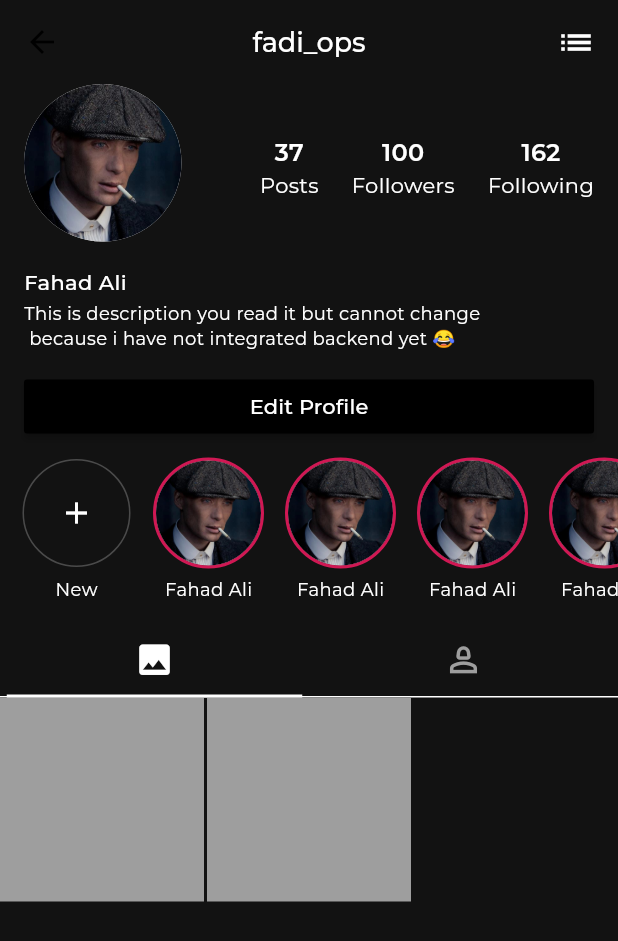
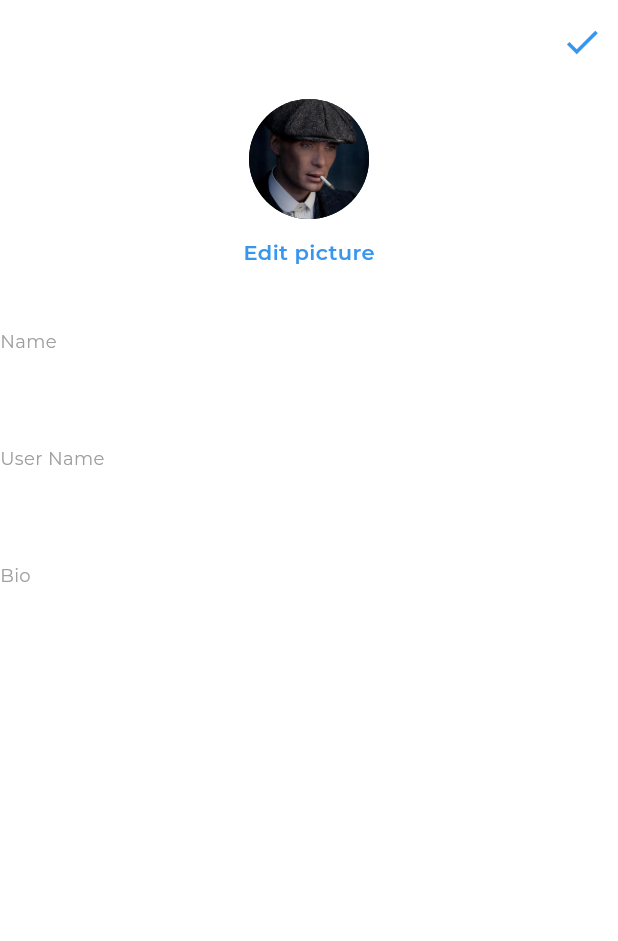
Before and after one commit to fadi-flutter/Instagram-Clone, a Flutter app: the ProfileScreen screen opened directly, after a tap on "Edit Profile", on a phone screen of 412 x 824 dp. Shown: the top 941 px of the screen. Run offline on Flutter 3.47's test engine with Material 2 defaults, Android fonts, the phone set to English and light mode, and no system bars; our stand-ins replace firebase_core, google_fonts; accounts and stored records are empty.

Commit message:
UI completed

```diff
--- a/lib/auth/screens/login_screen.dart
+++ b/lib/auth/screens/login_screen.dart
@@ -1,7 +1,7 @@
 import 'package:flutter/material.dart';
 import 'package:instagram_clone/auth/screens/forgot_password.dart';
 import 'package:instagram_clone/auth/screens/signup_screen.dart';
-import 'package:instagram_clone/dashboard/dashboard.dart';
+import 'package:instagram_clone/dashboard/profile/screens/create_profile.dart';
 import 'package:instagram_clone/utils/app_colors.dart';
 import 'package:instagram_clone/utils/app_textstyle.dart';
 import 'package:instagram_clone/utils/functions.dart';
@@ -67,7 +67,7 @@ class LoginScreen extends StatelessWidget {
                     Navigator.push(
                       context,
                       MaterialPageRoute(
-                          builder: (context) => const Dashboard()),
+                          builder: (context) => const CreateProfile()),
                     );
                   },
                   text: 'Log in',
--- a/lib/dashboard/dashboard.dart
+++ b/lib/dashboard/dashboard.dart
@@ -1,5 +1,6 @@
 import 'package:flutter/material.dart';
 import 'package:flutter/services.dart';
+import 'package:instagram_clone/dashboard/createpost/screens/create_post.dart';
 import 'package:instagram_clone/dashboard/home/screens/home_screen.dart';
 import 'package:instagram_clone/dashboard/notifications/screens/notifications_screen.dart';
 import 'package:instagram_clone/dashboard/profile/screens/profile_screen.dart';
@@ -19,7 +20,7 @@ class _DashboardState extends State<Dashboard> {
   List pages = [
     const HomeScreen(),
     const SearchScreen(),
-    const HomeScreen(),
+    const CreatePost(),
     const NotificationsScreen(),
     const ProfileScreen(),
   ];
--- a/lib/dashboard/notifications/screens/notifications_screen.dart
+++ b/lib/dashboard/notifications/screens/notifications_screen.dart
@@ -10,6 +10,10 @@ class NotificationsScreen extends StatelessWidget {
   Widget build(BuildContext context) {
     return Scaffold(
       appBar: AppBar(
+        leading: BackButton(
+          onPressed: () {},
+          color: AppColors.darkGrey,
+        ),
         backgroundColor: AppColors.darkGrey,
         title: Text(
           'Notifications',
--- /dev/null
+++ b/lib/dashboard/profile/components/edit_text_field.dart
@@ -0,0 +1,42 @@
+import 'package:flutter/material.dart';
+import 'package:instagram_clone/utils/app_colors.dart';
+import 'package:instagram_clone/utils/app_textstyle.dart';
+
+class EditTextField extends StatelessWidget {
+  const EditTextField({
+    super.key,
+    required this.text,
+  });
+  final String text;
+  @override
+  Widget build(BuildContext context) {
+    return Padding(
+      padding: const EdgeInsets.only(top: 16),
+      child: Column(
+        crossAxisAlignment: CrossAxisAlignment.start,
+        children: [
+          Text(
+            text,
+            style: AppTextStyle.regularBlack12.copyWith(color: AppColors.grey),
+          ),
+          SizedBox(
+            height: 45,
+            child: TextField(
+              cursorColor: AppColors.white,
+              style: AppTextStyle.mediumWhite14,
+              decoration: const InputDecoration(
+                contentPadding: EdgeInsets.only(bottom: 5, left: 5, right: 5),
+                enabledBorder: UnderlineInputBorder(
+                  borderSide: BorderSide(color: Colors.white),
+                ),
+                focusedBorder: UnderlineInputBorder(
+                  borderSide: BorderSide(color: Colors.white),
+                ),
+              ),
+            ),
+          ),
+        ],
+      ),
+    );
+  }
+}
--- a/lib/dashboard/profile/components/profile_widget.dart
+++ b/lib/dashboard/profile/components/profile_widget.dart
@@ -1,4 +1,5 @@
 import 'package:flutter/material.dart';
+import 'package:instagram_clone/dashboard/profile/screens/edit_profile.dart';
 import 'package:instagram_clone/utils/app_colors.dart';
 import 'package:instagram_clone/utils/app_textstyle.dart';
 import 'package:instagram_clone/utils/functions.dart';
@@ -91,7 +92,13 @@ class ProfileWidget extends StatelessWidget {
           MaterialButton(
             color: AppColors.black,
             minWidth: double.infinity,
-            onPressed: () {},
+            onPressed: () {
+              Navigator.push(
+                  context,
+                  MaterialPageRoute(
+                    builder: (context) => const EditProfile(),
+                  ));
+            },
             child: Text(
               'Edit Profile',
               style: AppTextStyle.mediumWhite14,
--- /dev/null
+++ b/lib/dashboard/profile/screens/edit_profile.dart
@@ -0,0 +1,74 @@
+import 'package:flutter/material.dart';
+import 'package:instagram_clone/dashboard/profile/components/edit_text_field.dart';
+import 'package:instagram_clone/utils/app_colors.dart';
+import 'package:instagram_clone/utils/app_textstyle.dart';
+import 'package:instagram_clone/utils/functions.dart';
+
+class EditProfile extends StatelessWidget {
+  const EditProfile({super.key});
+
+  @override
+  Widget build(BuildContext context) {
+    return Scaffold(
+      appBar: AppBar(
+        leading: IconButton(
+            onPressed: () {
+              Navigator.pop(context);
+            },
+            icon: const Icon(
+              Icons.close,
+              color: AppColors.white,
+              size: 28,
+            )),
+        actions: [
+          IconButton(
+              onPressed: () {},
+              icon: const Icon(
+                Icons.check,
+                color: AppColors.blue,
+                size: 28,
+              )),
+        ],
+        title: Text(
+          'Edit Profile',
+          style: AppTextStyle.boldWhite20,
+        ),
+      ),
+      body: SafeArea(
+        child: SingleChildScrollView(
+          child: Column(
+            children: [
+              10.height,
+              Center(
+                child: Column(
+                  children: [
+                    const CircleAvatar(
+                      radius: 40,
+                      backgroundImage: AssetImage(banner),
+                    ),
+                    12.height,
+                    Text(
+                      'Edit picture',
+                      style: AppTextStyle.boldWhite14
+                          .copyWith(color: AppColors.blue),
+                    )
+                  ],
+                ),
+              ),
+              25.height,
+              const EditTextField(
+                text: 'Name',
+              ),
+              const EditTextField(
+                text: 'User Name',
+              ),
+              const EditTextField(
+                text: 'Bio',
+              ),
+            ],
+          ),
+        ),
+      ),
+    );
+  }
+}
--- a/lib/dashboard/profile/screens/profile_screen.dart
+++ b/lib/dashboard/profile/screens/profile_screen.dart
@@ -1,4 +1,5 @@
 import 'package:flutter/material.dart';
+import 'package:instagram_clone/dashboard/createpost/screens/show_post.dart';
 import 'package:instagram_clone/dashboard/profile/components/profile_widget.dart';
 import 'package:instagram_clone/utils/app_colors.dart';
 import 'package:instagram_clone/utils/app_textstyle.dart';
@@ -12,6 +13,10 @@ class ProfileScreen extends StatelessWidget {
       backgroundColor: AppColors.darkGrey,
       // appbar
       appBar: AppBar(
+        leading: BackButton(
+          onPressed: () {},
+          color: AppColors.darkGrey,
+        ),
         title: Text(
           'fadi_ops',
           style: AppTextStyle.mediumWhite18,
@@ -132,8 +137,17 @@ class ProfileScreen extends StatelessWidget {
                                     mainAxisSpacing: 2,
                                     crossAxisCount: 3),
                             itemBuilder: (context, index) {
-                              return Container(
-                                color: AppColors.grey,
+                              return GestureDetector(
+                                onTap: () {
+                                  Navigator.push(
+                                    context,
+                                    MaterialPageRoute(
+                                        builder: (context) => const ShowPost()),
+                                  );
+                                },
+                                child: Container(
+                                  color: AppColors.grey,
+                                ),
                               );
                             },
                           ),
```
Also changed, not shown: lib/dashboard/createpost/screens/create_post.dart (added, +58 -0 lines), lib/dashboard/createpost/screens/show_post.dart (added, +27 -0 lines), lib/dashboard/profile/screens/create_profile.dart (added, +84 -0 lines), lib/firebase_options.dart (added), 3 other files.
